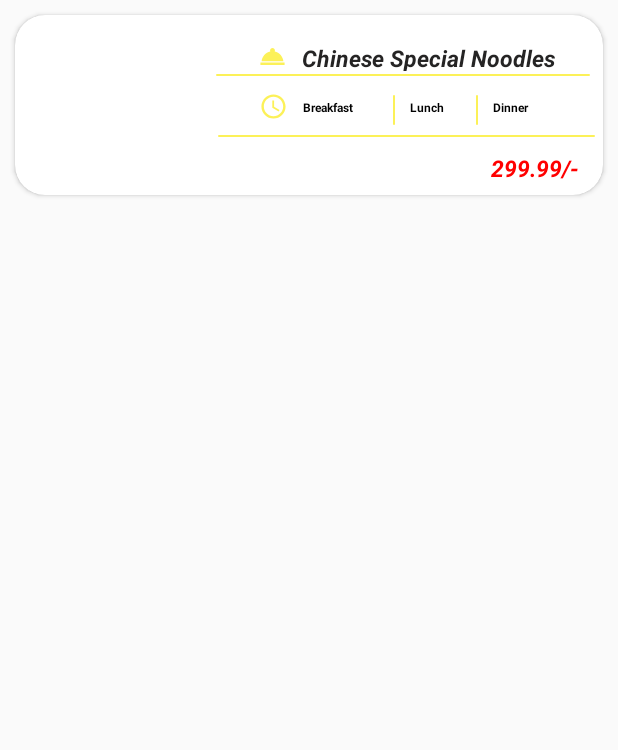
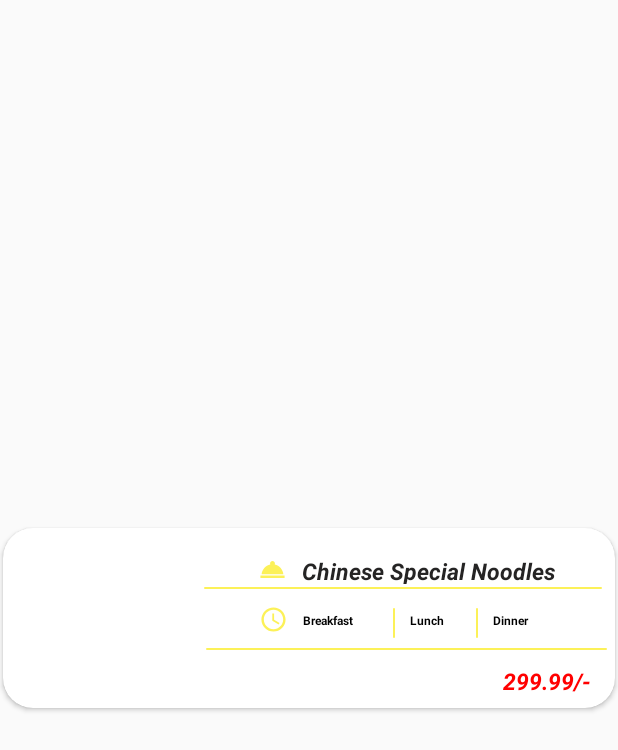
Before and after one commit to KusalPriyanka/Hotel-Management-App, an Android app: the layout mm_main_meal_recyclerview.xml on its own in the app's theme, with its tools: preview values and no code run, on a phone screen of 412 x 824 dp. Shown: the top 750 px of the screen. Run offline under Robolectric (Android 15) with nearby library versions, the phone set to English and light mode, and no system bars.

Commit message:
Main meal Update updated

```diff
--- a/app/src/main/java/com/example/hotelmanagement/MM_MealManagement.java
+++ b/app/src/main/java/com/example/hotelmanagement/MM_MealManagement.java
@@ -70,7 +70,7 @@ public class MM_MealManagement extends AppCompatActivity {
     private ListView lv;
     private String ImagePath;
     private ProgressDialog progressDialog;
-
+    private TextView uploadText;
 
     @Override
     protected void onCreate(Bundle savedInstanceState) {
@@ -171,7 +171,6 @@ public class MM_MealManagement extends AppCompatActivity {
         addMeal.setOnClickListener(new View.OnClickListener() {
             @Override
             public void onClick(View view) {
-                myDialog.setContentView(R.layout.activity_mm__add__main__meal__pu);
                 TextView txtclose;
                 myDialog.setContentView(R.layout.activity_mm__add__main__meal__pu);
                 txtclose =(TextView) myDialog.findViewById(R.id.txtclose);
@@ -213,6 +212,7 @@ public class MM_MealManagement extends AppCompatActivity {
                         breakfast = myDialog.findViewById(R.id.brakfast);
                         lunch = myDialog.findViewById(R.id.lunch);
                         dinner = myDialog.findViewById(R.id.dinner);
+                        uploadText  = myDialog.findViewById(R.id.textView25);
                         if(mealName.getText().toString().isEmpty()) {
 
                             mealName.setError("Please Enter Meal Name!");
@@ -260,6 +260,8 @@ public class MM_MealManagement extends AppCompatActivity {
                             breakfast.setError("!");
                             lunch.setError("!");
                             dinner.setError("!");
+                        }else if(imageUri == null){
+                            uploadText.setError("!");
                         }
 
                         else {
--- a/app/src/main/res/layout/activity_mm__main__meals.xml
+++ b/app/src/main/res/layout/activity_mm__main__meals.xml
@@ -171,13 +171,12 @@ android:background="#fff"
                 android:layout_height="400dp"
                 app:layout_constraintEnd_toEndOf="parent"
                 app:layout_constraintStart_toStartOf="parent"
-                android:layout_marginTop="10dp"
                 android:dividerHeight="10dp"
+                android:layout_marginTop="8dp"
                 android:background="#fff"
                 android:paddingLeft="10dp"
                 android:paddingRight="10dp"
                 android:divider="#fff"
-                android:paddingTop="10dp"
 
                 ></ListView>
 
--- a/app/src/main/res/layout/mm_main_meal_recyclerview.xml
+++ b/app/src/main/res/layout/mm_main_meal_recyclerview.xml
@@ -1,16 +1,26 @@
 <?xml version="1.0" encoding="utf-8"?>
-<androidx.cardview.widget.CardView xmlns:android="http://schemas.android.com/apk/res/android"
+
+<LinearLayout xmlns:android="http://schemas.android.com/apk/res/android"
     xmlns:app="http://schemas.android.com/apk/res-auto"
+    xmlns:tools="http://schemas.android.com/tools"
+    android:layout_width="match_parent"
+    android:layout_height="match_parent"
+    android:orientation="vertical"
+    android:layout_gravity="center"
+    android:gravity="center"
+
+    >
+
+
+    <androidx.cardview.widget.CardView
         android:id="@+id/card1"
         android:layout_width="match_parent"
         android:layout_height="120dp"
-    android:layout_marginLeft="10dp"
-    android:layout_marginTop="10dp"
-    android:layout_marginBottom="10dp"
-    android:layout_marginRight="10dp"
         android:clipChildren="false"
         android:clipToPadding="false"
+        android:layout_margin="2dp"
         app:cardCornerRadius="20dp"
+        android:layout_gravity="center"
 
 
 
@@ -221,3 +231,9 @@
 
 
     </androidx.cardview.widget.CardView>
+
+
+
+
+
+</LinearLayout>
```
Also changed, not shown: app/src/main/java/com/example/hotelmanagement/MM_View_Meal_View.java (+102 -45 lines), app/src/main/res/layout/activity_mm__add__main__meal__pu.xml (+12 -0 lines). Lines whose indentation alone changed are shown as unchanged.
